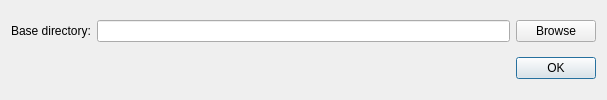
Qt form src/QlrBrowser/ui/qlrbrowser_settingsdialog_base.ui (Septima/qgis-qlrbrowser) before a commit.
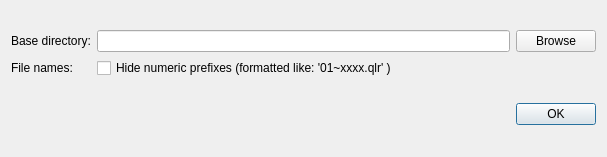
The same form after that commit.

Commit message:
User can disable hiding numerix prefixes in settings dialog
Closes #43

The edit to the form file:
```diff
--- a/src/QlrBrowser/ui/qlrbrowser_settingsdialog_base.ui
+++ b/src/QlrBrowser/ui/qlrbrowser_settingsdialog_base.ui
@@ -7,15 +7,35 @@
     <x>0</x>
     <y>0</y>
     <width>607</width>
-    <height>100</height>
+    <height>157</height>
    </rect>
   </property>
+  <property name="sizePolicy">
+   <sizepolicy hsizetype="Preferred" vsizetype="MinimumExpanding">
+    <horstretch>0</horstretch>
+    <verstretch>0</verstretch>
+   </sizepolicy>
+  </property>
   <property name="windowTitle">
    <string>Qlr Browser settings</string>
   </property>
   <layout class="QVBoxLayout" name="verticalLayout">
    <item>
     <layout class="QGridLayout" name="gridLayout">
+     <item row="1" column="0">
+      <widget class="QLabel" name="label_2">
+       <property name="text">
+        <string>File names:</string>
+       </property>
+      </widget>
+     </item>
+     <item row="0" column="0">
+      <widget class="QLabel" name="label">
+       <property name="text">
+        <string>Base directory:</string>
+       </property>
+      </widget>
+     </item>
      <item row="0" column="1">
       <layout class="QHBoxLayout" name="horizontalLayout">
        <item>
@@ -30,10 +50,19 @@
        </item>
       </layout>
      </item>
-     <item row="0" column="0">
-      <widget class="QLabel" name="label">
+     <item row="1" column="1">
+      <widget class="QCheckBox" name="useSortDelimitChar">
+       <property name="sizePolicy">
+        <sizepolicy hsizetype="Expanding" vsizetype="Fixed">
+         <horstretch>0</horstretch>
+         <verstretch>0</verstretch>
+        </sizepolicy>
+       </property>
        <property name="text">
-        <string>Base directory:</string>
+        <string>Hide numeric prefixes (formatted like: '01~xxxx.qlr' )</string>
+       </property>
+       <property name="checked">
+        <bool>false</bool>
        </property>
       </widget>
      </item>
```
